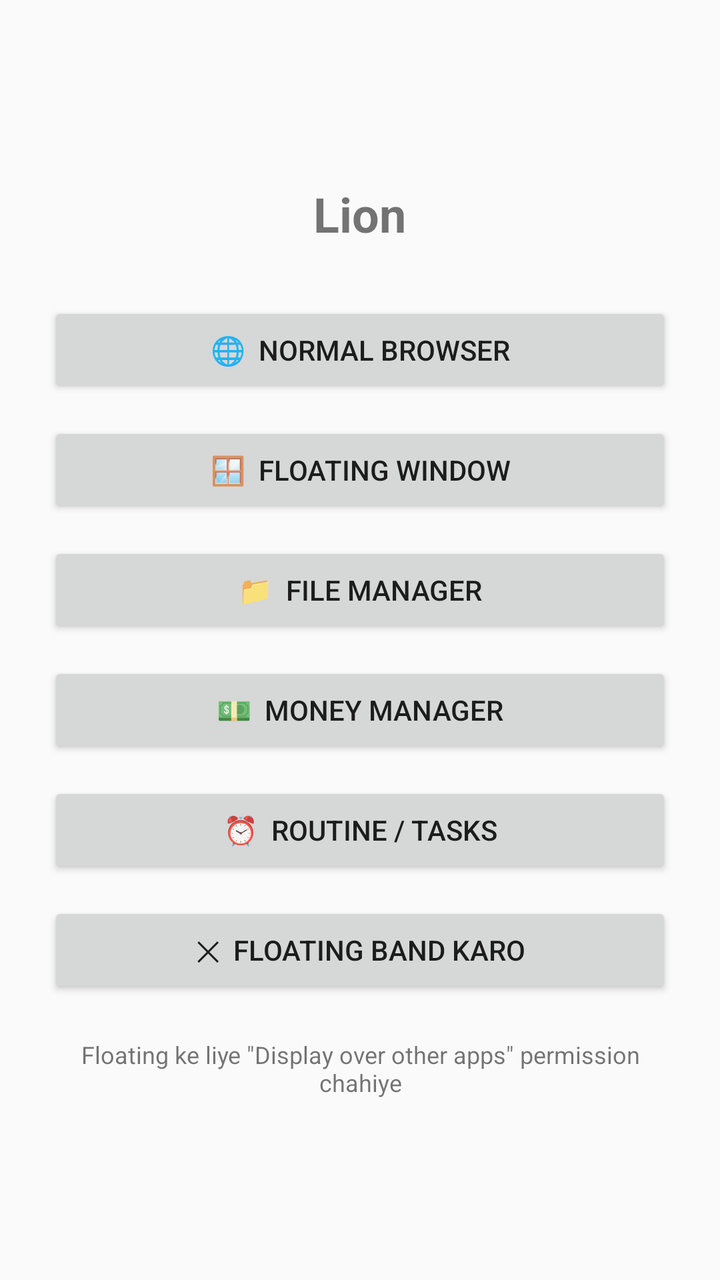
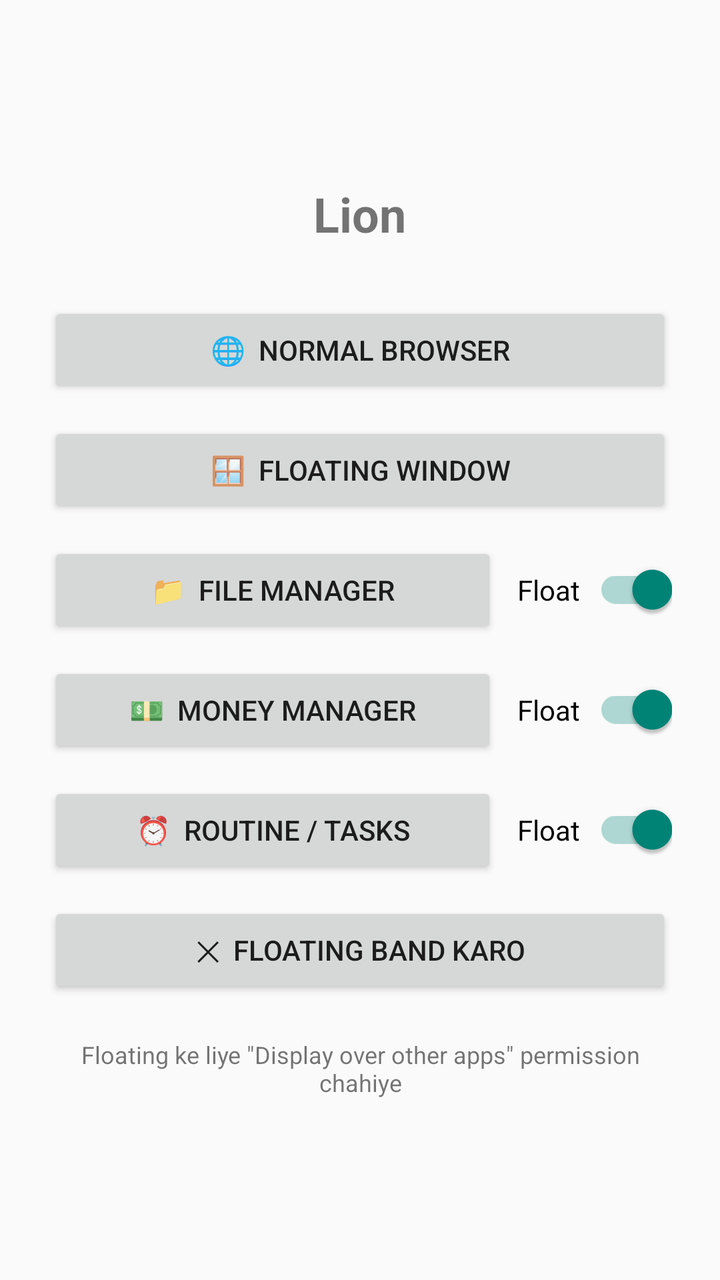

The first picture is an Android layout as it rendered before a commit; the second is the same layout after the commit. The layout source and the unified diff follow.
<!-- AndroidManifest.xml: application theme AppTheme -->
<!-- res/layout/activity_main.xml -->
<?xml version="1.0" encoding="utf-8"?>
<LinearLayout xmlns:android="http://schemas.android.com/apk/res/android"
    android:layout_width="match_parent"
    android:layout_height="match_parent"
    android:fitsSystemWindows="true"
    android:gravity="center"
    android:orientation="vertical"
    android:padding="24dp">

    <TextView
        android:layout_width="wrap_content"
        android:layout_height="wrap_content"
        android:layout_marginBottom="28dp"
        android:text="Lion"
        android:textSize="24sp"
        android:textStyle="bold" />

    <Button
        android:id="@+id/btnBrowser"
        android:layout_width="match_parent"
        android:layout_height="wrap_content"
        android:layout_marginBottom="12dp"
        android:text="🌐  Normal Browser" />

    <Button
        android:id="@+id/btnFloating"
        android:layout_width="match_parent"
        android:layout_height="wrap_content"
        android:layout_marginBottom="12dp"
        android:text="🪟  Floating Window" />

    <Button
        android:id="@+id/btnFiles"
        android:layout_width="match_parent"
        android:layout_height="wrap_content"
        android:layout_marginBottom="12dp"
        android:text="📁  File Manager" />

    <Button
        android:id="@+id/btnMoney"
        android:layout_width="match_parent"
        android:layout_height="wrap_content"
        android:layout_marginBottom="12dp"
        android:text="💵  Money Manager" />

    <Button
        android:id="@+id/btnRoutine"
        android:layout_width="match_parent"
        android:layout_height="wrap_content"
        android:layout_marginBottom="12dp"
        android:text="⏰  Routine / Tasks" />

    <Button
        android:id="@+id/btnStopFloating"
        android:layout_width="match_parent"
        android:layout_height="wrap_content"
        android:text="✕  Floating band karo" />

    <TextView
        android:layout_width="wrap_content"
        android:layout_height="wrap_content"
        android:layout_marginTop="20dp"
        android:gravity="center"
        android:text="Floating ke liye &quot;Display over other apps&quot; permission chahiye"
        android:textSize="12sp" />
</LinearLayout>
<!-- resources referenced by this layout -->
<resources>
  <style name="AppTheme" parent="Theme.AppCompat.DayNight.NoActionBar" />
</resources>

<!-- the commit's change to res/layout/activity_main.xml (unified diff, before → after) -->
@@ -29,26 +29,74 @@
         android:layout_marginBottom="12dp"
         android:text="🪟  Floating Window" />
 
-    <Button
-        android:id="@+id/btnFiles"
+    <LinearLayout
         android:layout_width="match_parent"
         android:layout_height="wrap_content"
         android:layout_marginBottom="12dp"
-        android:text="📁  File Manager" />
+        android:gravity="center_vertical"
+        android:orientation="horizontal">
 
-    <Button
-        android:id="@+id/btnMoney"
+        <Button
+            android:id="@+id/btnFiles"
+            android:layout_width="0dp"
+            android:layout_height="wrap_content"
+            android:layout_weight="1"
+            android:text="📁  File Manager" />
+
+        <androidx.appcompat.widget.SwitchCompat
+            android:id="@+id/swFiles"
+            android:layout_width="wrap_content"
+            android:layout_height="wrap_content"
+            android:layout_marginStart="10dp"
+            android:checked="true"
+            android:text="Float  " />
+    </LinearLayout>
+
+    <LinearLayout
         android:layout_width="match_parent"
         android:layout_height="wrap_content"
         android:layout_marginBottom="12dp"
-        android:text="💵  Money Manager" />
+        android:gravity="center_vertical"
+        android:orientation="horizontal">
 
-    <Button
-        android:id="@+id/btnRoutine"
+        <Button
+            android:id="@+id/btnMoney"
+            android:layout_width="0dp"
+            android:layout_height="wrap_content"
+            android:layout_weight="1"
+            android:text="💵  Money Manager" />
+
+        <androidx.appcompat.widget.SwitchCompat
+            android:id="@+id/swMoney"
+            android:layout_width="wrap_content"
+            android:layout_height="wrap_content"
+            android:layout_marginStart="10dp"
+            android:checked="true"
+            android:text="Float  " />
+    </LinearLayout>
+
+    <LinearLayout
         android:layout_width="match_parent"
         android:layout_height="wrap_content"
         android:layout_marginBottom="12dp"
-        android:text="⏰  Routine / Tasks" />
+        android:gravity="center_vertical"
+        android:orientation="horizontal">
+
+        <Button
+            android:id="@+id/btnRoutine"
+            android:layout_width="0dp"
+            android:layout_height="wrap_content"
+            android:layout_weight="1"
+            android:text="⏰  Routine / Tasks" />
+
+        <androidx.appcompat.widget.SwitchCompat
+            android:id="@+id/swRoutine"
+            android:layout_width="wrap_content"
+            android:layout_height="wrap_content"
+            android:layout_marginStart="10dp"
+            android:checked="true"
+            android:text="Float  " />
+    </LinearLayout>
 
     <Button
         android:id="@+id/btnStopFloating"
